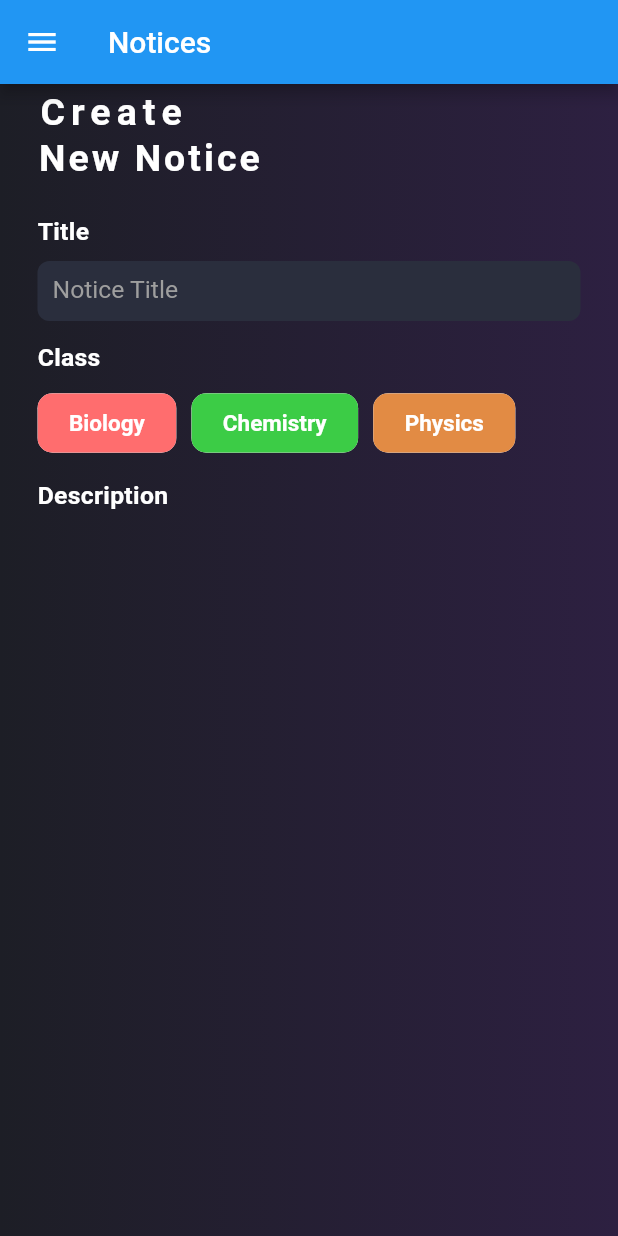
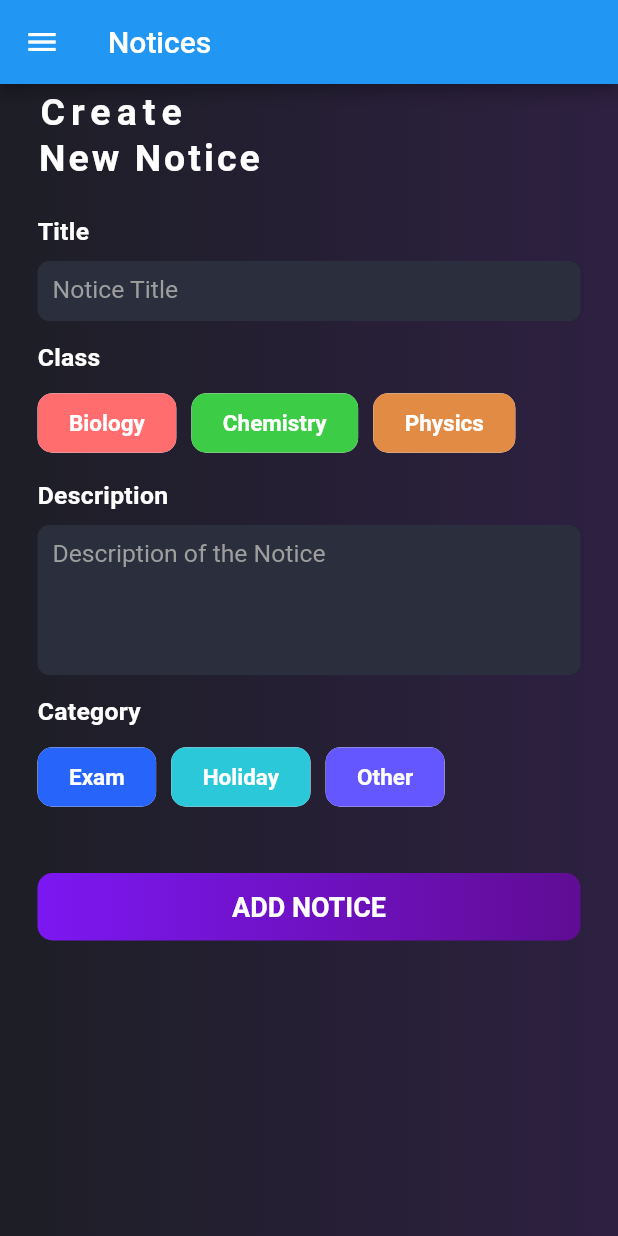
Before and after one commit to MishanPerera/Institute_Management_App, a Flutter app: the Notice screen opened directly, on a phone screen of 412 x 824 dp. Run offline on Flutter 3.47's test engine with Material 2 defaults, Android fonts, the phone set to English and light mode, and no system bars; our stand-ins replace firebase_auth, firebase_core, flutter_zoom_drawer, quickalert; accounts and stored records are empty.

Commit message:
complete  create notice UI

```diff
--- a/institute_management_app/lib/screens/notice_screen.dart
+++ b/institute_management_app/lib/screens/notice_screen.dart
@@ -107,6 +107,31 @@ class _NoticeState extends State<Notice> {
                     SizedBox(
                       height: 10,
                     ),
+                    description(),
+                    SizedBox(
+                      height: 15,
+                    ),
+                    label("Category"),
+                    SizedBox(
+                      height: 10,
+                    ),
+                    Wrap(
+                      children: [
+                        chipData("Exam", 0xff2664fa),
+                        SizedBox(
+                          width: 10,
+                        ),
+                        chipData("Holiday", 0xff2bc8d9),
+                        SizedBox(
+                          width: 10,
+                        ),
+                        chipData("Other", 0xff6557ff),
+                      ],
+                    ),
+                    SizedBox(
+                      height: 40,
+                    ),
+                    button(),
                   ],
                 ),
               ),
@@ -127,18 +152,49 @@ class _NoticeState extends State<Notice> {
     );
   }
 
+  Widget button() {
+    return Container(
+      height: 45,
+      width: MediaQuery.of(context).size.width,
+      decoration: BoxDecoration(
+        borderRadius: BorderRadius.circular(10),
+        gradient: LinearGradient(
+          colors: [
+            Color.fromARGB(255, 125, 23, 242),
+            Color.fromARGB(255, 96, 12, 148),
+          ],
+        ),
+      ),
+      child: Center(
+        child: Text(
+          "ADD NOTICE",
+          style: TextStyle(
+            color: Colors.white,
+            fontSize: 18,
+            fontWeight: FontWeight.w600,
+          ),
+        ),
+      ),
+    );
+  }
+
   Widget description() {
     return Container(
-      height: 40,
+      height: 100,
       width: MediaQuery.of(context).size.width,
       decoration: BoxDecoration(
         color: Color(0xff2a2e3d),
         borderRadius: BorderRadius.circular(8),
       ),
       child: TextFormField(
+        style: TextStyle(
+          color: Colors.grey,
+          fontSize: 17,
+        ),
+        maxLines: null,
         decoration: InputDecoration(
             border: InputBorder.none,
-            hintText: "Notice Title",
+            hintText: "Description of the Notice",
             hintStyle: TextStyle(
               color: Colors.grey,
               fontSize: 16.5,
@@ -182,6 +238,10 @@ class _NoticeState extends State<Notice> {
         borderRadius: BorderRadius.circular(8),
       ),
       child: TextFormField(
+        style: TextStyle(
+          color: Colors.grey,
+          fontSize: 17,
+        ),
         decoration: InputDecoration(
             border: InputBorder.none,
             hintText: "Notice Title",
```
